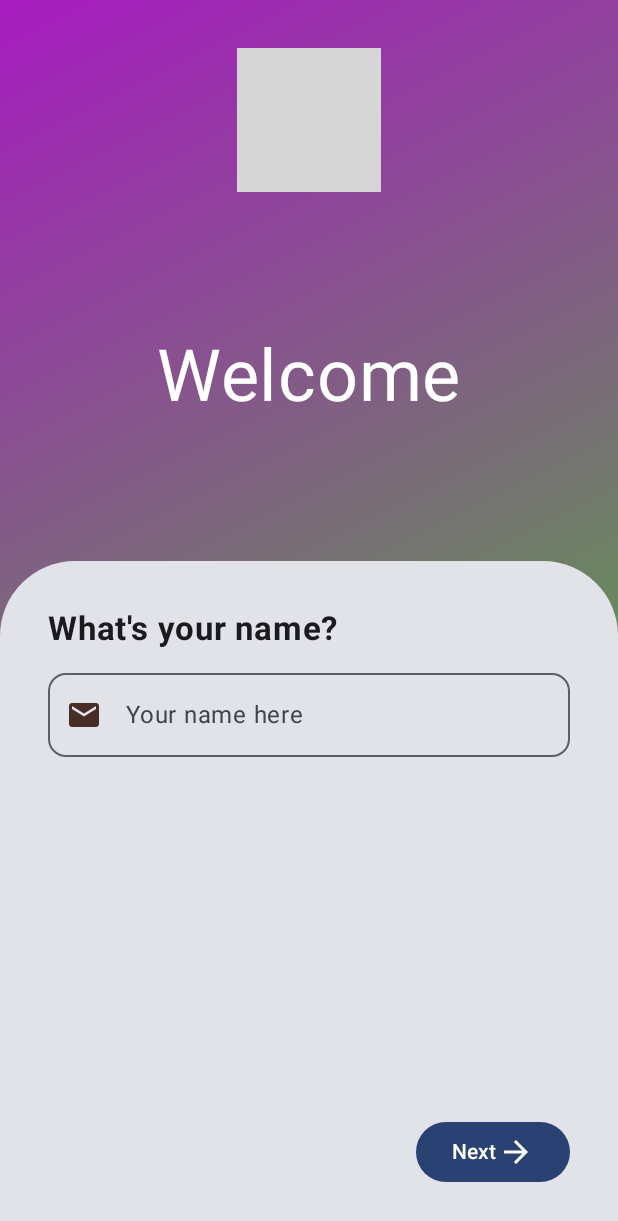
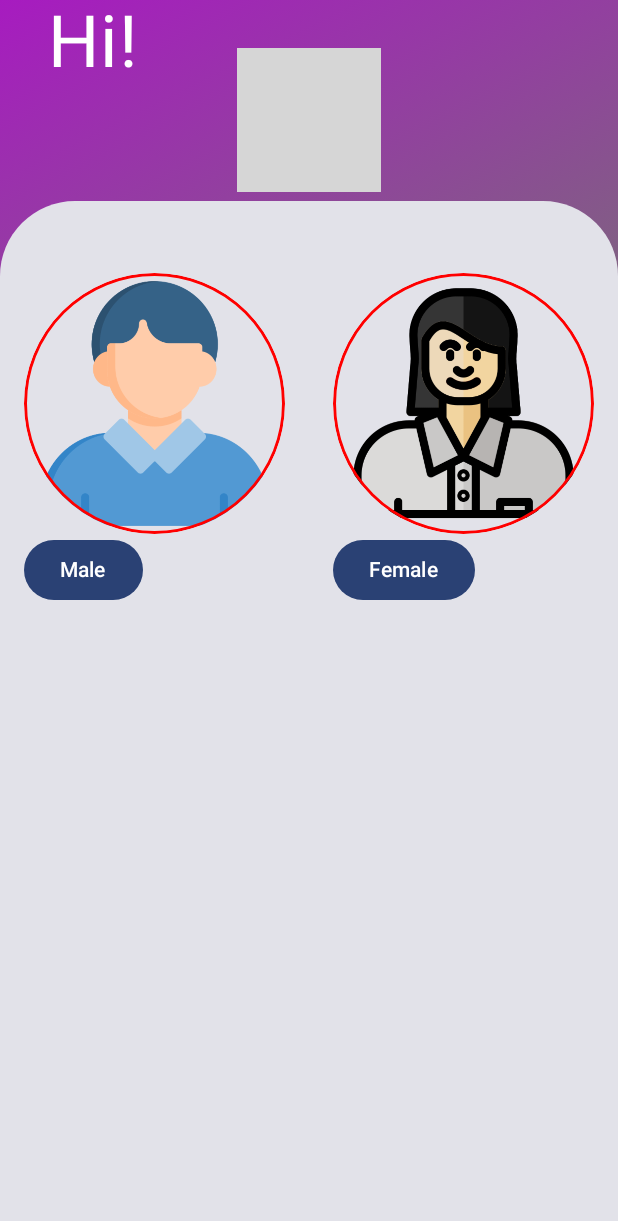
Before and after one commit to fritute/BMI, an Android app built with Jetpack Compose: the screen it shows after launch (MainActivity), on a phone screen of 412 x 824 dp. Shown: the top 1221 px of the screen. Run offline under Robolectric (Android 15) with nearby library versions, the phone set to English and light mode, and no system bars; grey boxes are pictures that could not be loaded.

Commit message:
Icons feitos

```diff
--- a/app/src/main/java/br/senai/sp/jandira/bmi/MainActivity.kt
+++ b/app/src/main/java/br/senai/sp/jandira/bmi/MainActivity.kt
@@ -13,6 +13,7 @@ import androidx.compose.runtime.Composable
 import androidx.compose.ui.Modifier
 import androidx.compose.ui.tooling.preview.Preview
 import br.senai.sp.jandira.bmi.screens.TelaInicial
+import br.senai.sp.jandira.bmi.screens.UserDateScreen
 import br.senai.sp.jandira.bmi.ui.theme.BMITheme
 
 class MainActivity : ComponentActivity() {
@@ -22,7 +23,8 @@ class MainActivity : ComponentActivity() {
         setContent {
             BMITheme {
                     TelaInicial()
+                    UserDateScreen()
+                }
             }
         }
     }
-}
--- /dev/null
+++ b/app/src/main/java/br/senai/sp/jandira/bmi/screens/UserDateScreen.kt
@@ -0,0 +1,132 @@
+package br.senai.sp.jandira.bmi.screens
+
+import androidx.compose.foundation.Image
+import androidx.compose.foundation.background
+import androidx.compose.foundation.border
+import androidx.compose.foundation.layout.Arrangement
+import androidx.compose.foundation.layout.Box
+import androidx.compose.foundation.layout.Column
+import androidx.compose.foundation.layout.Row
+import androidx.compose.foundation.layout.fillMaxHeight
+import androidx.compose.foundation.layout.fillMaxSize
+import androidx.compose.foundation.layout.fillMaxWidth
+import androidx.compose.foundation.layout.height
+import androidx.compose.foundation.layout.padding
+import androidx.compose.foundation.layout.width
+import androidx.compose.foundation.layout.wrapContentHeight
+import androidx.compose.foundation.shape.CircleShape
+import androidx.compose.foundation.shape.RoundedCornerShape
+import androidx.compose.material.icons.Icons
+import androidx.compose.material.icons.filled.ArrowForward
+import androidx.compose.material3.Button
+import androidx.compose.material3.Card
+import androidx.compose.material3.Icon
+import androidx.compose.material3.Text
+import androidx.compose.runtime.Composable
+import androidx.compose.runtime.mutableStateOf
+import androidx.compose.runtime.remember
+import androidx.compose.ui.Alignment
+import androidx.compose.ui.Modifier
+import androidx.compose.ui.draw.clip
+import androidx.compose.ui.graphics.Brush
+import androidx.compose.ui.graphics.Color
+import androidx.compose.ui.res.painterResource
+import androidx.compose.ui.res.stringResource
+import androidx.compose.ui.tooling.preview.Preview
+import androidx.compose.ui.unit.dp
+import androidx.compose.ui.unit.sp
+import br.senai.sp.jandira.bmi.R
+
+
+@Composable
+fun UserDateScreen(modifier: Modifier = Modifier) {
+    val nomeState = remember {
+        mutableStateOf("")
+    }
+    Box(
+        modifier = Modifier
+            .fillMaxSize()
+            .background(
+                brush = Brush.linearGradient(
+                    listOf(
+                        Color(0xFFA71BC0),
+                        Color(0xFF3FD31C)
+                    )
+                )
+            )
+    ) {
+        Column(
+            modifier = Modifier.fillMaxSize(),
+            horizontalAlignment = Alignment.Start,
+            verticalArrangement = Arrangement.SpaceBetween
+        ) {
+            Text(
+                text = stringResource(R.string.HI),
+                fontSize = 48.sp,
+                color = Color.White,
+                modifier = Modifier.padding(start = 32.dp)
+            )
+            Card(
+                modifier = Modifier
+                    .fillMaxWidth()
+                    .fillMaxHeight(0.9f), // Ajuste a altura do Card
+                shape = RoundedCornerShape(
+                    topStart = 50.dp,
+                    topEnd = 50.dp
+                )
+            ) {
+                Row(
+                    modifier = Modifier
+                        .fillMaxWidth()
+                        .fillMaxHeight(0.8f) // Ajuste a altura da Row
+                ) {
+                    Column(
+                        modifier = Modifier
+                            .weight(1f)
+                            .wrapContentHeight() // Ajuste a altura da Column
+                            .padding(16.dp)
+                    ) {
+                        Image(
+                            painter = painterResource(id = R.drawable.logo5),
+                            contentDescription = stringResource(id = R.string.logo_description),
+                            modifier = Modifier
+                                .padding(top = 32.dp)
+                                .clip(CircleShape)
+                                .border(2.dp, Color.Red, CircleShape)
+                        )
+                        Button(onClick = {}) {
+                            Text(
+                                text = stringResource(R.string.Male)
+                            )
+                        }
+                    }
+                    Column(
+                        modifier = Modifier
+                            .weight(1f)
+                            .wrapContentHeight()
+                            .padding(16.dp)
+                    ) {
+                        Image(
+                            painter = painterResource(id = R.drawable.logo4),
+                            contentDescription = stringResource(id = R.string.logo_description),
+                            modifier = Modifier
+                                .padding(top = 32.dp)
+                                .clip(CircleShape)
+                                .border(2.dp, Color.Red, CircleShape)
+                        )
+                        Button(onClick = {}) {
+                            Text(
+                                text = stringResource(id = R.string.Female)
+                            )
+                        }
+                    }
+                }
+            }
+        }
+    }
+}
+@Preview(showSystemUi = true)
+@Composable
+private fun UserDateScreenPreview() {
+    UserDateScreen()
+}
--- a/app/src/main/res/values/strings.xml
+++ b/app/src/main/res/values/strings.xml
@@ -5,5 +5,8 @@
     <string name="your_name">What\'s your name?</string>
     <string name="your_name_here">Your name here</string>
     <string name="next">Next</string>
+    <string name="HI">Hi!</string>
+    <string name="Male">Male</string>
+    <string name="Female">Female</string>
 
 </resources>
```
Also changed, not shown: app/src/main/res/drawable/logo4.png (added), app/src/main/res/drawable/logo5.png (added).
